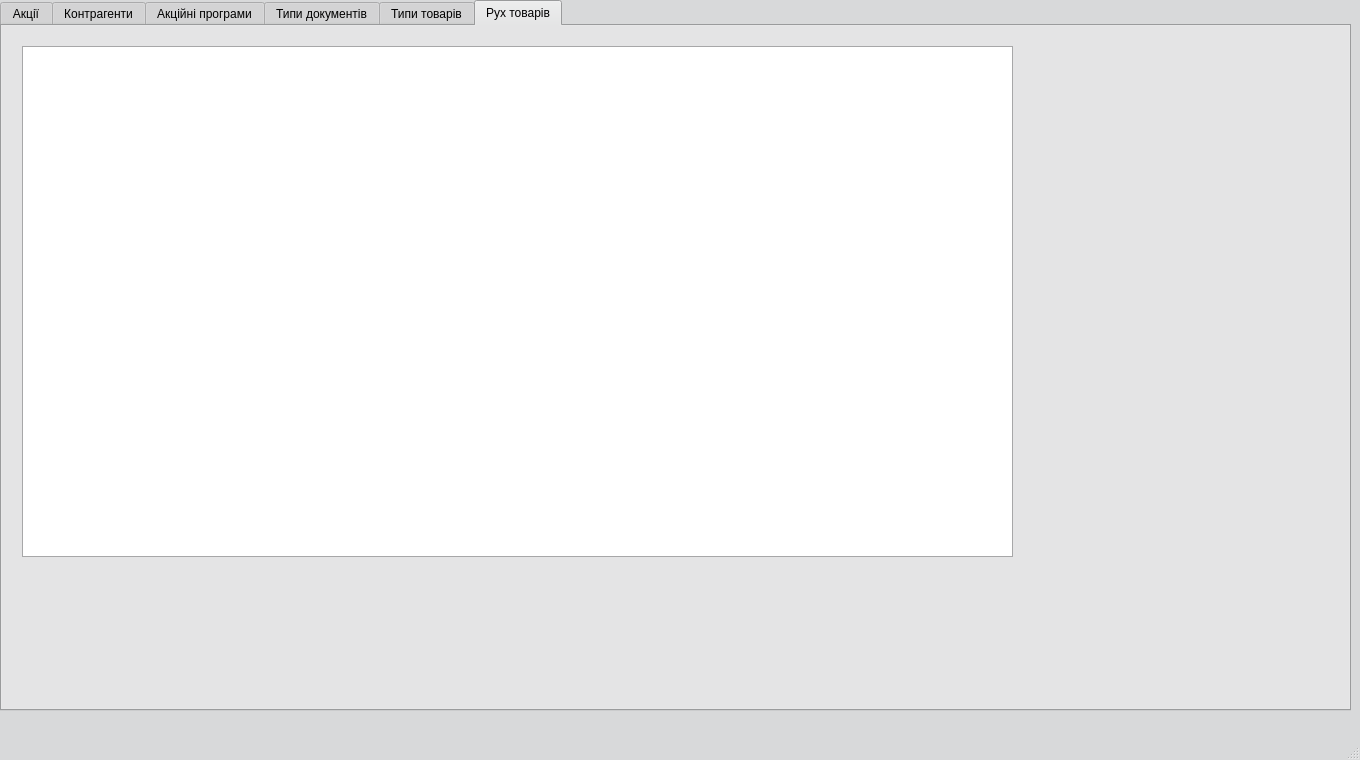
Above: sale_department.ui from landrew31/db_course_work before the change. Below: the same form after it.
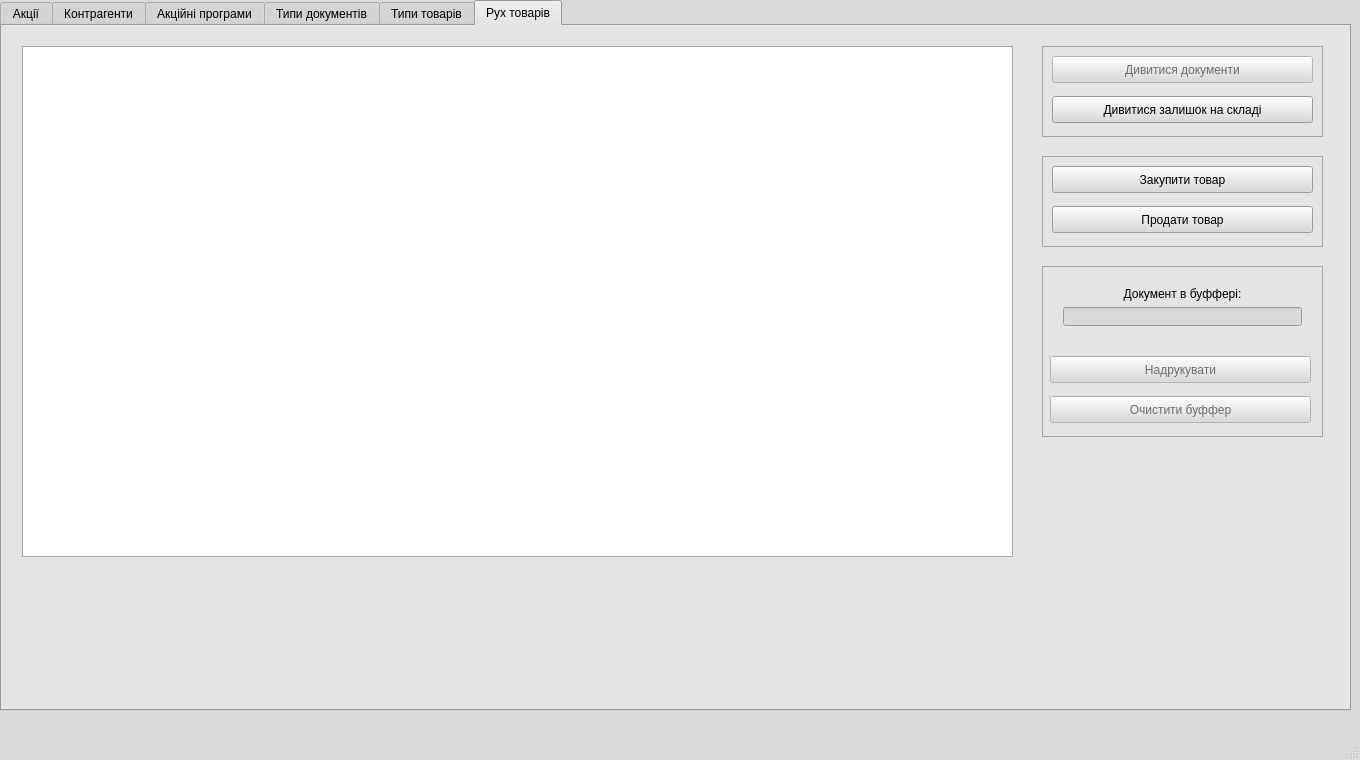
That is the form after the change.

Commit message: buy & sale finished

Patch:
```diff
--- a/sale_department.ui
+++ b/sale_department.ui
@@ -1239,6 +1239,180 @@
        </rect>
       </property>
      </widget>
+     <widget class="QFrame" name="frame_11">
+      <property name="geometry">
+       <rect>
+        <x>1040</x>
+        <y>130</y>
+        <width>281</width>
+        <height>91</height>
+       </rect>
+      </property>
+      <property name="frameShape">
+       <enum>QFrame::StyledPanel</enum>
+      </property>
+      <property name="frameShadow">
+       <enum>QFrame::Raised</enum>
+      </property>
+      <widget class="QPushButton" name="buy_goods">
+       <property name="geometry">
+        <rect>
+         <x>10</x>
+         <y>10</y>
+         <width>261</width>
+         <height>27</height>
+        </rect>
+       </property>
+       <property name="text">
+        <string>Закупити товар</string>
+       </property>
+      </widget>
+      <widget class="QPushButton" name="sale_goods">
+       <property name="geometry">
+        <rect>
+         <x>10</x>
+         <y>50</y>
+         <width>261</width>
+         <height>27</height>
+        </rect>
+       </property>
+       <property name="text">
+        <string>Продати товар</string>
+       </property>
+      </widget>
+     </widget>
+     <widget class="QFrame" name="frame_12">
+      <property name="geometry">
+       <rect>
+        <x>1040</x>
+        <y>20</y>
+        <width>281</width>
+        <height>91</height>
+       </rect>
+      </property>
+      <property name="frameShape">
+       <enum>QFrame::StyledPanel</enum>
+      </property>
+      <property name="frameShadow">
+       <enum>QFrame::Raised</enum>
+      </property>
+      <widget class="QPushButton" name="see_docs">
+       <property name="enabled">
+        <bool>false</bool>
+       </property>
+       <property name="geometry">
+        <rect>
+         <x>10</x>
+         <y>10</y>
+         <width>261</width>
+         <height>27</height>
+        </rect>
+       </property>
+       <property name="text">
+        <string>Дивитися документи</string>
+       </property>
+      </widget>
+      <widget class="QPushButton" name="see_goods_left">
+       <property name="geometry">
+        <rect>
+         <x>10</x>
+         <y>50</y>
+         <width>261</width>
+         <height>27</height>
+        </rect>
+       </property>
+       <property name="text">
+        <string>Дивитися залишок на складі</string>
+       </property>
+      </widget>
+     </widget>
+     <widget class="QFrame" name="frame_13">
+      <property name="geometry">
+       <rect>
+        <x>1040</x>
+        <y>240</y>
+        <width>281</width>
+        <height>171</height>
+       </rect>
+      </property>
+      <property name="frameShape">
+       <enum>QFrame::StyledPanel</enum>
+      </property>
+      <property name="frameShadow">
+       <enum>QFrame::Raised</enum>
+      </property>
+      <widget class="QWidget" name="verticalLayoutWidget_6">
+       <property name="geometry">
+        <rect>
+         <x>10</x>
+         <y>10</y>
+         <width>261</width>
+         <height>61</height>
+        </rect>
+       </property>
+       <layout class="QVBoxLayout" name="verticalLayout_6">
+        <item>
+         <widget class="QLabel" name="label_6">
+          <property name="text">
+           <string>Документ в буффері:</string>
+          </property>
+          <property name="alignment">
+           <set>Qt::AlignCenter</set>
+          </property>
+         </widget>
+        </item>
+        <item>
+         <widget class="QLineEdit" name="doc_buffer">
+          <property name="enabled">
+           <bool>false</bool>
+          </property>
+         </widget>
+        </item>
+       </layout>
+      </widget>
+      <widget class="QPushButton" name="print">
+       <property name="enabled">
+        <bool>false</bool>
+       </property>
+       <property name="geometry">
+        <rect>
+         <x>8</x>
+         <y>90</y>
+         <width>261</width>
+         <height>27</height>
+        </rect>
+       </property>
+       <property name="text">
+        <string>Надрукувати</string>
+       </property>
+      </widget>
+      <widget class="QPushButton" name="clear_doc_buffer">
+       <property name="enabled">
+        <bool>false</bool>
+       </property>
+       <property name="geometry">
+        <rect>
+         <x>8</x>
+         <y>130</y>
+         <width>261</width>
+         <height>27</height>
+        </rect>
+       </property>
+       <property name="text">
+        <string>Очистити буффер</string>
+       </property>
+      </widget>
+     </widget>
+     <widget class="QTableView" name="tableView_goods_left">
+      <property name="geometry">
+       <rect>
+        <x>20</x>
+        <y>20</y>
+        <width>991</width>
+        <height>511</height>
+       </rect>
+      </property>
+     </widget>
     </widget>
    </widget>
   </widget>
```
The commit also changes 12 other files.
